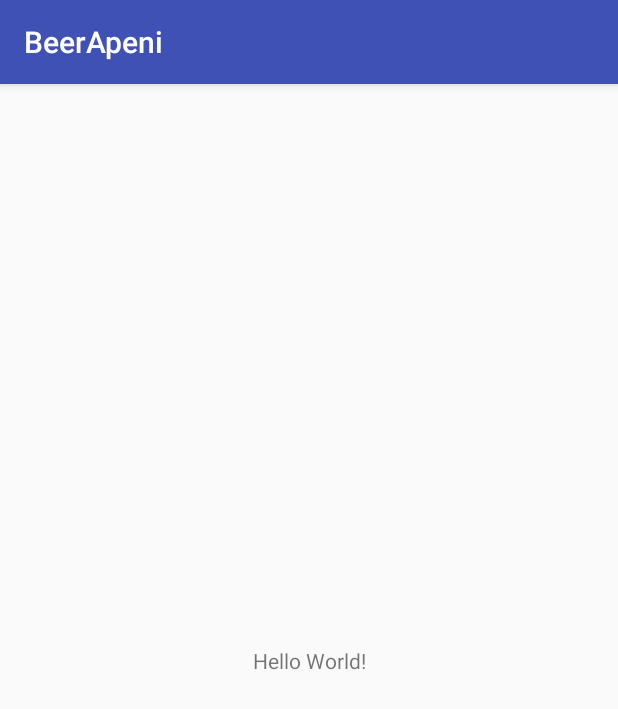
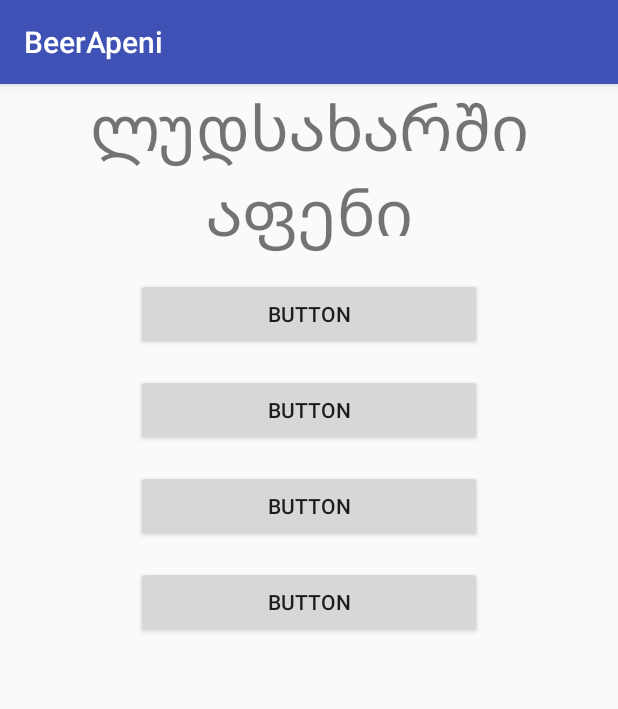
Before and after one commit to kartlos99/apeni, an Android app: the screen it shows after launch (MainActivity), on a phone screen of 412 x 824 dp. Shown: the top 709 px of the screen. Run offline under Robolectric (Android 15) with nearby library versions, the phone set to English and light mode, and no system bars.

Commit message:
pirveli gverdis vizuali

```diff
--- a/app/src/main/res/layout/activity_main.xml
+++ b/app/src/main/res/layout/activity_main.xml
@@ -9,10 +9,82 @@
     <TextView
         android:layout_width="wrap_content"
         android:layout_height="wrap_content"
-        android:text="Hello World!"
-        app:layout_constraintBottom_toBottomOf="parent"
+        android:text="ლუდსახარში აფენი"
+        android:textSize="42sp"
+        android:textAlignment="center"
         app:layout_constraintLeft_toLeftOf="parent"
         app:layout_constraintRight_toRightOf="parent"
-        app:layout_constraintTop_toTopOf="parent" />
+        app:layout_constraintTop_toTopOf="parent"
+        app:layout_constraintHorizontal_bias="0.0"
+        android:id="@+id/textView" />
+
+    <Button
+        android:id="@+id/button"
+        android:layout_width="0dp"
+        android:layout_height="wrap_content"
+        android:text="Button"
+
+        app:layout_constraintTop_toBottomOf="@+id/textView"
+        android:layout_marginTop="16dp"
+        android:layout_marginLeft="8dp"
+        app:layout_constraintLeft_toLeftOf="@+id/guideline"
+        app:layout_constraintRight_toLeftOf="@+id/guideline2"
+        android:layout_marginRight="8dp"
+        app:layout_constraintHorizontal_bias="0.0" />
+
+    <Button
+        android:id="@+id/button2"
+        android:layout_width="0dp"
+        android:layout_height="wrap_content"
+        android:text="Button"
+
+        app:layout_constraintTop_toBottomOf="@+id/button"
+        android:layout_marginTop="16dp"
+        android:layout_marginLeft="8dp"
+        app:layout_constraintLeft_toLeftOf="@+id/guideline"
+        app:layout_constraintRight_toLeftOf="@+id/guideline2"
+        android:layout_marginRight="8dp"
+        app:layout_constraintHorizontal_bias="0.0" />
+
+    <Button
+        android:id="@+id/button3"
+        android:layout_width="0dp"
+        android:layout_height="wrap_content"
+        android:text="Button"
+        app:layout_constraintTop_toBottomOf="@+id/button2"
+        android:layout_marginTop="16dp"
+        app:layout_constraintRight_toLeftOf="@+id/guideline2"
+        android:layout_marginRight="8dp"
+        android:layout_marginLeft="8dp"
+        app:layout_constraintLeft_toLeftOf="@+id/guideline"
+        app:layout_constraintHorizontal_bias="0.0" />
+
+    <Button
+        android:id="@+id/button4"
+        android:layout_width="0dp"
+        android:layout_height="wrap_content"
+        android:text="Button"
+        app:layout_constraintTop_toBottomOf="@+id/button3"
+        app:layout_constraintLeft_toLeftOf="@+id/guideline"
+        android:layout_marginTop="16dp"
+        android:layout_marginLeft="8dp"
+        app:layout_constraintRight_toLeftOf="@+id/guideline2"
+        android:layout_marginRight="8dp"
+        app:layout_constraintHorizontal_bias="0.0" />
+
+    <android.support.constraint.Guideline
+        android:layout_width="wrap_content"
+        android:layout_height="wrap_content"
+        android:id="@+id/guideline"
+        android:orientation="vertical"
+        app:layout_constraintGuide_percent="0.2" />
+
+    <android.support.constraint.Guideline
+        android:layout_width="wrap_content"
+        android:layout_height="wrap_content"
+        android:id="@+id/guideline2"
+        android:orientation="vertical"
+        app:layout_constraintGuide_percent="0.8" />
+
 
 </android.support.constraint.ConstraintLayout>
```
